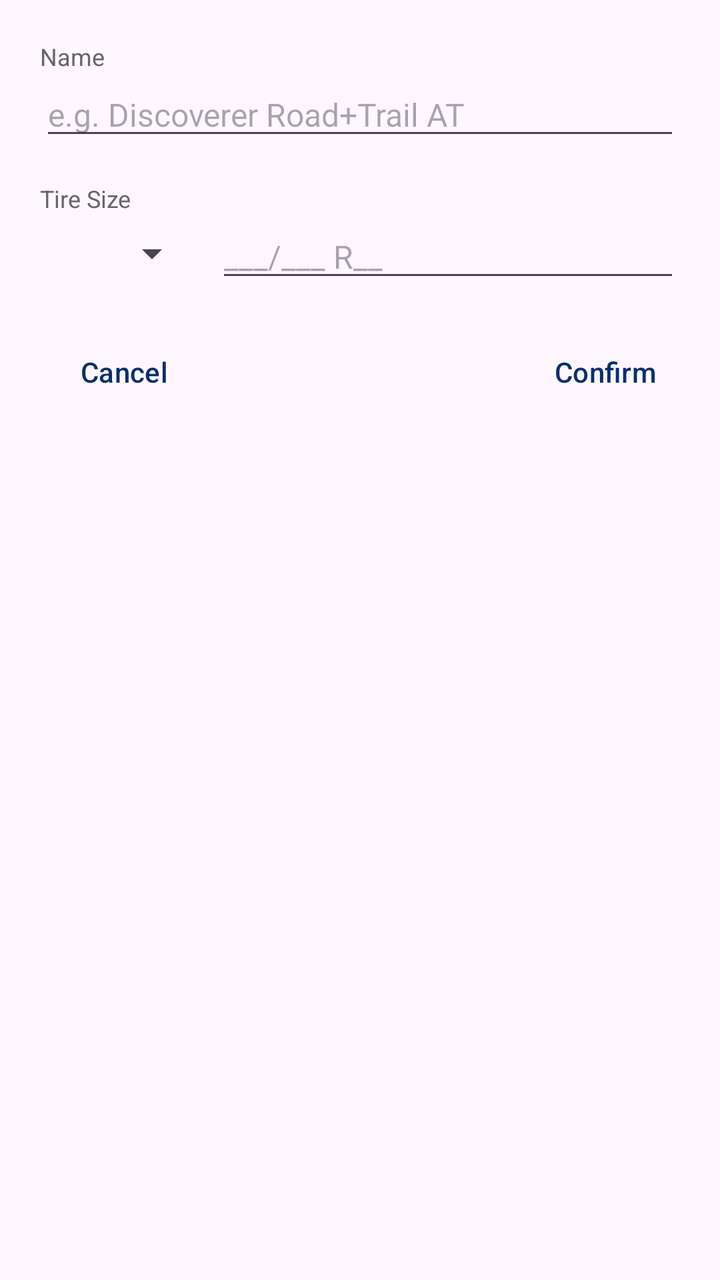
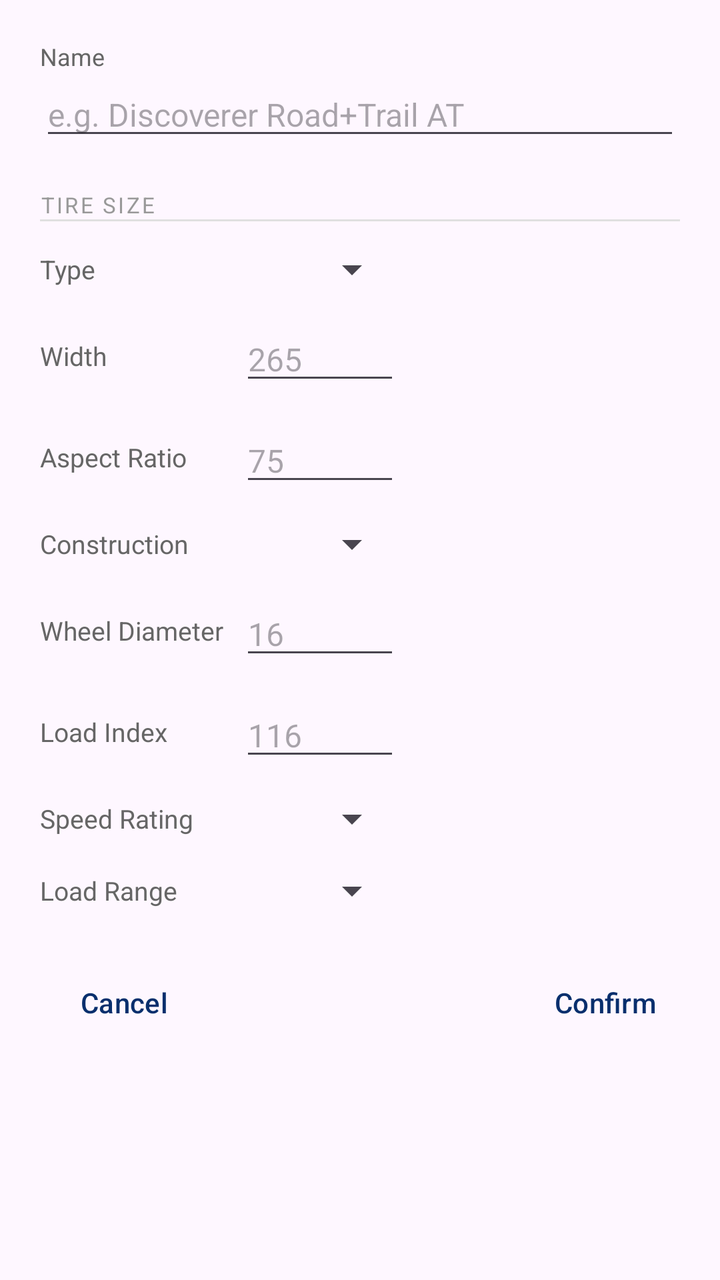

Compare the two renders of this Android layout. The source of the first and the diff that turns it into the second are given below.
<!-- AndroidManifest.xml: application theme Theme.BarcodeScannerApp -->
<!-- res/layout/dialog_manual_entry.xml -->
<?xml version="1.0" encoding="utf-8"?>
<LinearLayout xmlns:android="http://schemas.android.com/apk/res/android"
    android:layout_width="match_parent"
    android:layout_height="wrap_content"
    android:orientation="vertical"
    android:padding="20dp">

    
    <TextView
        android:layout_width="wrap_content"
        android:layout_height="wrap_content"
        android:text="Name"
        android:textSize="12sp"
        android:textColor="#666666" />

    <EditText
        android:id="@+id/brandInput"
        android:layout_width="match_parent"
        android:layout_height="wrap_content"
        android:hint="e.g. Discoverer Road+Trail AT"
        android:inputType="text"
        android:textSize="16sp" />

    <TextView
        android:layout_width="wrap_content"
        android:layout_height="wrap_content"
        android:layout_marginTop="16dp"
        android:text="Tire Size"
        android:textSize="12sp"
        android:textColor="#666666" />

    <LinearLayout
        android:layout_width="match_parent"
        android:layout_height="wrap_content"
        android:orientation="horizontal"
        android:gravity="center_vertical">

        <Spinner
            android:id="@+id/tirePrefixSpinner"
            android:layout_width="wrap_content"
            android:layout_height="wrap_content"
            android:layout_marginEnd="8dp"
            android:minWidth="80dp" />

        <EditText
            android:id="@+id/tireSizeInput"
            android:layout_width="0dp"
            android:layout_height="wrap_content"
            android:layout_weight="1"
            android:hint="___/___ R__"
            android:inputType="number"
            android:textSize="16sp" />

    </LinearLayout>

    <LinearLayout
        android:layout_width="match_parent"
        android:layout_height="wrap_content"
        android:layout_marginTop="16dp"
        android:orientation="horizontal"
        android:gravity="end">

        <Button
            android:id="@+id/cancelButton"
            style="?android:attr/buttonBarButtonStyle"
            android:layout_width="wrap_content"
            android:layout_height="wrap_content"
            android:text="Cancel" />

        <View
            android:layout_width="0dp"
            android:layout_height="1dp"
            android:layout_weight="1">

        </View>

        <Button
            android:id="@+id/confirmButton"
            android:layout_width="wrap_content"
            android:layout_height="wrap_content"
            android:text="Confirm"
            android:layout_marginStart="8dp"
            style="?android:attr/buttonBarButtonStyle" />

    </LinearLayout>

</LinearLayout>
<!-- resources referenced by this layout -->
<resources>
  <style name="Theme.BarcodeScannerApp" parent="Base.Theme.BarcodeScannerApp" />
  <style name="Base.Theme.BarcodeScannerApp" parent="Theme.Material3.DayNight.NoActionBar">
          <item name="android:statusBarColor">#C11236</item>
          <item name="colorPrimary">@color/blue</item>
          <item name="colorSurface">@color/white</item>
          <item name="colorOnSurface">@color/black</item>
      </style>
  <color name="blue">#082F6D</color>
  <color name="white">#FFFFFFFF</color>
  <color name="black">#FF000000</color>
</resources>

<!-- the commit's change to res/layout/dialog_manual_entry.xml (unified diff, before → after) -->
@@ -1,87 +1,261 @@
 <?xml version="1.0" encoding="utf-8"?>
-<LinearLayout xmlns:android="http://schemas.android.com/apk/res/android"
+<ScrollView xmlns:android="http://schemas.android.com/apk/res/android"
     android:layout_width="match_parent"
-    android:layout_height="wrap_content"
-    android:orientation="vertical"
-    android:padding="20dp">
-
-    
-    <TextView
-        android:layout_width="wrap_content"
-        android:layout_height="wrap_content"
-        android:text="Name"
-        android:textSize="12sp"
-        android:textColor="#666666" />
-
-    <EditText
-        android:id="@+id/brandInput"
-        android:layout_width="match_parent"
-        android:layout_height="wrap_content"
-        android:hint="e.g. Discoverer Road+Trail AT"
-        android:inputType="text"
-        android:textSize="16sp" />
-
-    <TextView
-        android:layout_width="wrap_content"
-        android:layout_height="wrap_content"
-        android:layout_marginTop="16dp"
-        android:text="Tire Size"
-        android:textSize="12sp"
-        android:textColor="#666666" />
+    android:layout_height="wrap_content">
 
     <LinearLayout
         android:layout_width="match_parent"
         android:layout_height="wrap_content"
-        android:orientation="horizontal"
-        android:gravity="center_vertical">
-
-        <Spinner
-            android:id="@+id/tirePrefixSpinner"
+        android:orientation="vertical"
+        android:padding="20dp">
+
+        <TextView
             android:layout_width="wrap_content"
             android:layout_height="wrap_content"
-            android:layout_marginEnd="8dp"
-            android:minWidth="80dp" />
+            android:text="Name"
+            android:textSize="12sp"
+            android:textColor="#666666" />
 
         <EditText
-            android:id="@+id/tireSizeInput"
-            android:layout_width="0dp"
-            android:layout_height="wrap_content"
-            android:layout_weight="1"
-            android:hint="___/___ R__"
-            android:inputType="number"
+            android:id="@+id/brandInput"
+            android:layout_width="match_parent"
+            android:layout_height="wrap_content"
+            android:hint="e.g. Discoverer Road+Trail AT"
+            android:inputType="text"
             android:textSize="16sp" />
 
+        <TextView
+            android:layout_width="wrap_content"
+            android:layout_height="wrap_content"
+            android:layout_marginTop="20dp"
+            android:text="TIRE SIZE"
+            android:textSize="11sp"
+            android:textColor="#999999"
+            android:letterSpacing="0.1" />
+
+        <View
+            android:layout_width="match_parent"
+            android:layout_height="1dp"
+            android:layout_marginBottom="12dp"
+            android:background="#E0E0E0" />
+
+        <LinearLayout
+            android:layout_width="match_parent"
+            android:layout_height="wrap_content"
+            android:orientation="horizontal"
+            android:gravity="center_vertical"
+            android:layout_marginBottom="12dp">
+
+            <TextView
+                android:layout_width="100dp"
+                android:layout_height="wrap_content"
+                android:text="Type"
+                android:textSize="13sp"
+                android:textColor="#666666" />
+
+            <Spinner
+                android:id="@+id/tirePrefixSpinner"
+                android:layout_width="wrap_content"
+                android:layout_height="wrap_content"
+                android:minWidth="80dp" />
+
+        </LinearLayout>
+
+        <LinearLayout
+            android:layout_width="match_parent"
+            android:layout_height="wrap_content"
+            android:orientation="horizontal"
+            android:gravity="center_vertical"
+            android:layout_marginBottom="12dp">
+
+            <TextView
+                android:layout_width="100dp"
+                android:layout_height="wrap_content"
+                android:text="Width"
+                android:textSize="13sp"
+                android:textColor="#666666" />
+
+            <EditText
+                android:id="@+id/tireWidthInput"
+                android:layout_width="80dp"
+                android:layout_height="wrap_content"
+                android:hint="265"
+                android:inputType="number"
+                android:maxLength="3"
+                android:textSize="16sp" />
+
+        </LinearLayout>
+
+        <LinearLayout
+            android:layout_width="match_parent"
+            android:layout_height="wrap_content"
+            android:orientation="horizontal"
+            android:gravity="center_vertical"
+            android:layout_marginBottom="12dp">
+
+            <TextView
+                android:layout_width="100dp"
+                android:layout_height="wrap_content"
+                android:text="Aspect Ratio"
+                android:textSize="13sp"
+                android:textColor="#666666" />
+
+            <EditText
+                android:id="@+id/tireRatioInput"
+                android:layout_width="80dp"
+                android:layout_height="wrap_content"
+                android:hint="75"
+                android:inputType="number"
+                android:maxLength="2"
+                android:textSize="16sp" />
+
+        </LinearLayout>
+
+        <LinearLayout
+            android:layout_width="match_parent"
+            android:layout_height="wrap_content"
+            android:orientation="horizontal"
+            android:gravity="center_vertical"
+            android:layout_marginBottom="12dp">
+
+            <TextView
+                android:layout_width="100dp"
+                android:layout_height="wrap_content"
+                android:text="Construction"
+                android:textSize="13sp"
+                android:textColor="#666666" />
+
+            <Spinner
+                android:id="@+id/tireConstructionSpinner"
+                android:layout_width="wrap_content"
+                android:layout_height="wrap_content"
+                android:minWidth="80dp" />
+
+        </LinearLayout>
+
+        <LinearLayout
+            android:layout_width="match_parent"
+            android:layout_height="wrap_content"
+            android:orientation="horizontal"
+            android:gravity="center_vertical"
+            android:layout_marginBottom="12dp">
+
+            <TextView
+                android:layout_width="100dp"
+                android:layout_height="wrap_content"
+                android:text="Wheel Diameter"
+                android:textSize="13sp"
+                android:textColor="#666666" />
+
+            <EditText
+                android:id="@+id/tireDiameterInput"
+                android:layout_width="80dp"
+                android:layout_height="wrap_content"
+                android:hint="16"
+                android:inputType="number"
+                android:maxLength="2"
+                android:textSize="16sp" />
+
+        </LinearLayout>
+
+        <LinearLayout
+            android:layout_width="match_parent"
+            android:layout_height="wrap_content"
+            android:orientation="horizontal"
+            android:gravity="center_vertical"
+            android:layout_marginBottom="12dp">
+
+            <TextView
+                android:layout_width="100dp"
+                android:layout_height="wrap_content"
+                android:text="Load Index"
+                android:textSize="13sp"
+                android:textColor="#666666" />
+
+            <EditText
+                android:id="@+id/tireLoadIndexInput"
+                android:layout_width="80dp"
+                android:layout_height="wrap_content"
+                android:hint="116"
+                android:inputType="number"
+                android:maxLength="3"
+                android:textSize="16sp" />
+
+        </LinearLayout>
+
+        <LinearLayout
+            android:layout_width="match_parent"
+            android:layout_height="wrap_content"
+            android:orientation="horizontal"
+            android:gravity="center_vertical"
+            android:layout_marginBottom="12dp">
+
+            <TextView
+                android:layout_width="100dp"
+                android:layout_height="wrap_content"
+                android:text="Speed Rating"
+                android:textSize="13sp"
+                android:textColor="#666666" />
+
+            <Spinner
+                android:id="@+id/tireSpeedRatingSpinner"
+                android:layout_width="wrap_content"
+                android:layout_height="wrap_content"
+                android:minWidth="80dp" />
+
+        </LinearLayout>
+
+        <LinearLayout
+            android:layout_width="match_parent"
+            android:layout_height="wrap_content"
+            android:orientation="horizontal"
+            android:gravity="center_vertical"
+            android:layout_marginBottom="12dp">
+
+            <TextView
+                android:layout_width="100dp"
+                android:layout_height="wrap_content"
+                android:text="Load Range"
+                android:textSize="13sp"
+                android:textColor="#666666" />
+
+            <Spinner
+                android:id="@+id/plyRatingSpinner"
+                android:layout_width="wrap_content"
+                android:layout_height="wrap_content"
+                android:minWidth="80dp" />
+
+        </LinearLayout>
+
+        <LinearLayout
+            android:layout_width="match_parent"
+            android:layout_height="wrap_content"
+            android:layout_marginTop="8dp"
+            android:orientation="horizontal"
+            android:gravity="end">
+
+            <Button
+                android:id="@+id/cancelButton"
+                style="?android:attr/buttonBarButtonStyle"
+                android:layout_width="wrap_content"
+                android:layout_height="wrap_content"
+                android:text="Cancel" />
+
+            <View
+                android:layout_width="0dp"
+                android:layout_height="1dp"
+                android:layout_weight="1" />
+
+            <Button
+                android:id="@+id/confirmButton"
+                android:layout_width="wrap_content"
+                android:layout_height="wrap_content"
+                android:text="Confirm"
+                android:layout_marginStart="8dp"
+                style="?android:attr/buttonBarButtonStyle" />
+
+        </LinearLayout>
+
     </LinearLayout>
 
-    <LinearLayout
-        android:layout_width="match_parent"
-        android:layout_height="wrap_content"
-        android:layout_marginTop="16dp"
-        android:orientation="horizontal"
-        android:gravity="end">
-
-        <Button
-            android:id="@+id/cancelButton"
-            style="?android:attr/buttonBarButtonStyle"
-            android:layout_width="wrap_content"
-            android:layout_height="wrap_content"
-            android:text="Cancel" />
-
-        <View
-            android:layout_width="0dp"
-            android:layout_height="1dp"
-            android:layout_weight="1">
-
-        </View>
-
-        <Button
-            android:id="@+id/confirmButton"
-            android:layout_width="wrap_content"
-            android:layout_height="wrap_content"
-            android:text="Confirm"
-            android:layout_marginStart="8dp"
-            style="?android:attr/buttonBarButtonStyle" />
-
-    </LinearLayout>
-
-</LinearLayout>
+</ScrollView>
